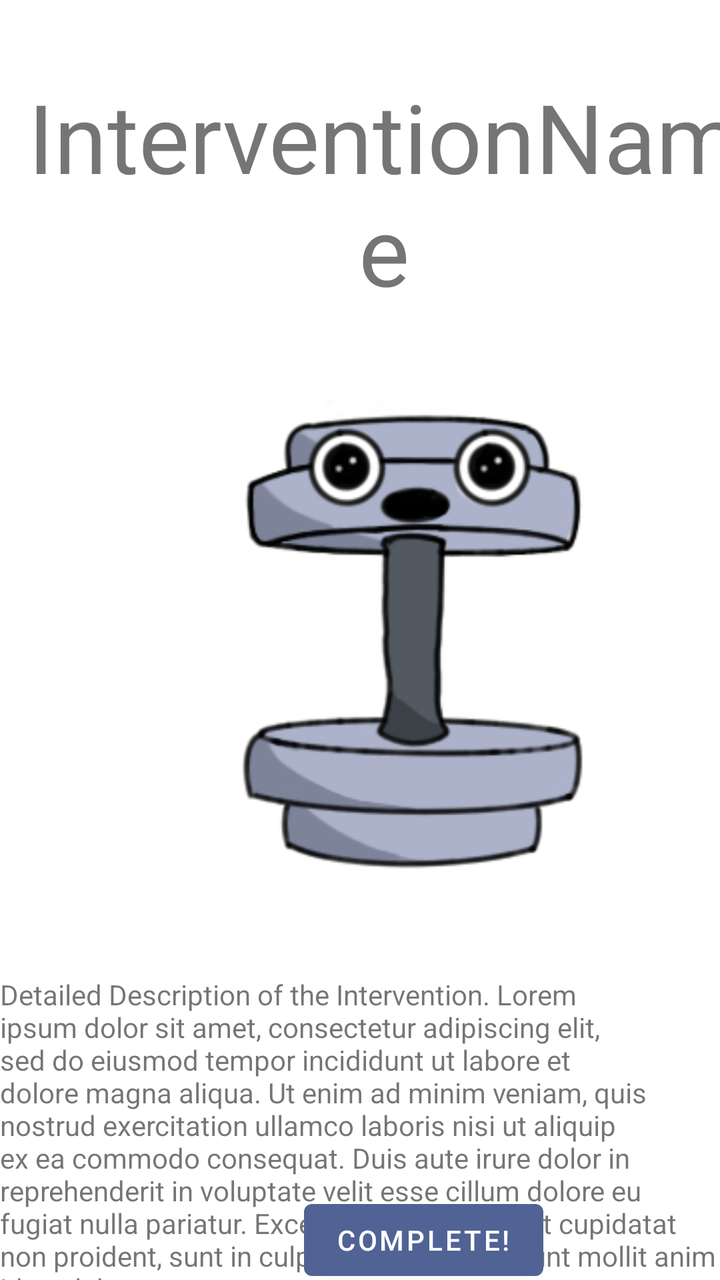
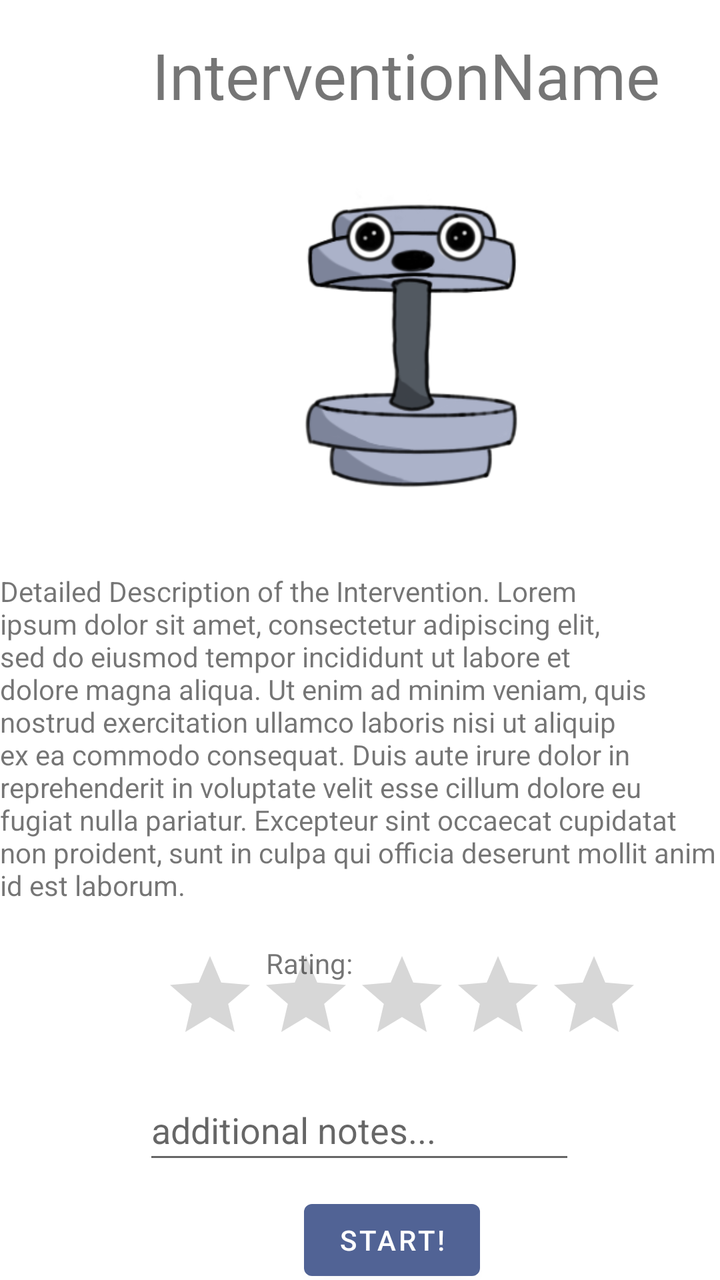

Compare the two renders of this Android layout. The source of the first and the diff that turns it into the second are given below.
<!-- AndroidManifest.xml: application theme Theme.SELab23B02 -->
<!-- res/layout/fragment_single_intervention.xml -->
<?xml version="1.0" encoding="utf-8"?>
<LinearLayout xmlns:android="http://schemas.android.com/apk/res/android"
    xmlns:app="http://schemas.android.com/apk/res-auto"
    xmlns:tools="http://schemas.android.com/tools"
    android:layout_width="match_parent"
    android:layout_height="match_parent">

    <androidx.constraintlayout.widget.ConstraintLayout
        android:layout_width="match_parent"
        android:layout_height="match_parent"
        android:layout_weight="1">

        <TextView
            android:id="@+id/textView3"
            android:layout_width="wrap_content"
            android:layout_height="wrap_content"
            android:layout_marginStart="12dp"
            android:layout_marginTop="36dp"
            android:text="InterventionName"
            android:textAlignment="center"
            android:textSize="48sp"
            app:layout_constraintStart_toStartOf="parent"
            app:layout_constraintTop_toTopOf="parent" />

        <TextView
            android:id="@+id/textView4"
            android:layout_width="wrap_content"
            android:layout_height="wrap_content"
            android:layout_marginTop="24dp"
            android:text="Detailed Description of the Intervention. Lorem ipsum dolor sit amet, consectetur adipiscing elit, sed do eiusmod tempor incididunt ut labore et dolore magna aliqua. Ut enim ad minim veniam, quis nostrud exercitation ullamco laboris nisi ut aliquip ex ea commodo consequat. Duis aute irure dolor in reprehenderit in voluptate velit esse cillum dolore eu fugiat nulla pariatur. Excepteur sint occaecat cupidatat non proident, sunt in culpa qui officia deserunt mollit anim id est laborum."
            app:layout_constraintStart_toStartOf="parent"
            app:layout_constraintTop_toBottomOf="@+id/imageView2" />

        <Button
            android:id="@+id/buttonComplete"
            android:layout_width="wrap_content"
            android:layout_height="wrap_content"
            android:layout_marginStart="152dp"
            android:layout_marginTop="596dp"
            android:onClick="interventionComplete"
            android:text="Complete!"
            app:layout_constraintStart_toStartOf="parent"
            app:layout_constraintTop_toTopOf="parent" />

        <ImageView
            android:id="@+id/imageView2"
            android:layout_width="201dp"
            android:layout_height="300dp"
            android:layout_marginStart="104dp"
            android:layout_marginTop="7dp"
            android:layout_weight="1"
            android:src="@drawable/little_being"
            app:layout_constraintStart_toStartOf="parent"
            app:layout_constraintTop_toBottomOf="@+id/textView3" />

    </androidx.constraintlayout.widget.ConstraintLayout>

</LinearLayout>
<!-- resources referenced by this layout -->
<resources>
  <!-- drawable little_being: png bitmap (drawable, 34207 bytes) -->
  <style name="Theme.SELab23B02" parent="Theme.MaterialComponents.DayNight.DarkActionBar">
          
          <item name="colorPrimary">@color/accent_color</item>
          <item name="colorPrimaryVariant">@color/accent_color</item>
          <item name="colorOnPrimary">@color/white</item>
          
          <item name="colorSecondary">@color/teal_200</item>
          <item name="colorSecondaryVariant">@color/teal_700</item>
          <item name="colorOnSecondary">@color/black</item>
          
          <item name="android:statusBarColor">?attr/colorPrimaryVariant</item>
          
      </style>
  <color name="accent_color">#516395</color>
  <color name="white">#FFFFFFFF</color>
  <color name="teal_200">#FF03DAC5</color>
  <color name="teal_700">#FF018786</color>
  <color name="black">#FF000000</color>
</resources>

<!-- the commit's change to res/layout/fragment_single_intervention.xml (unified diff, before → after) -->
@@ -10,15 +10,30 @@
         android:layout_height="match_parent"
         android:layout_weight="1">
 
+        <com.google.android.material.textfield.TextInputEditText
+            android:id="@+id/tvInterventionAdditionalNotes"
+            android:layout_width="216dp"
+            android:layout_height="47dp"
+            android:layout_marginStart="25dp"
+            android:layout_marginTop="540dp"
+            android:layout_marginEnd="25dp"
+            android:ems="10"
+            android:hint="@string/et_questionnaire_additional_notes"
+            android:inputType="textLongMessage|textMultiLine"
+            app:layout_constraintEnd_toEndOf="parent"
+            app:layout_constraintHorizontal_bias="0.496"
+            app:layout_constraintStart_toStartOf="parent"
+            app:layout_constraintTop_toTopOf="parent" />
+
         <TextView
             android:id="@+id/textView3"
             android:layout_width="wrap_content"
             android:layout_height="wrap_content"
-            android:layout_marginStart="12dp"
-            android:layout_marginTop="36dp"
+            android:layout_marginStart="76dp"
+            android:layout_marginTop="16dp"
             android:text="InterventionName"
             android:textAlignment="center"
-            android:textSize="48sp"
+            android:textSize="32sp"
             app:layout_constraintStart_toStartOf="parent"
             app:layout_constraintTop_toTopOf="parent" />
 
@@ -38,21 +53,42 @@
             android:layout_marginStart="152dp"
             android:layout_marginTop="596dp"
             android:onClick="interventionComplete"
-            android:text="Complete!"
+            android:text="Start!"
             app:layout_constraintStart_toStartOf="parent"
             app:layout_constraintTop_toTopOf="parent" />
 
         <ImageView
             android:id="@+id/imageView2"
-            android:layout_width="201dp"
-            android:layout_height="300dp"
-            android:layout_marginStart="104dp"
-            android:layout_marginTop="7dp"
+            android:layout_width="233dp"
+            android:layout_height="187dp"
+            android:layout_marginStart="88dp"
+            android:layout_marginTop="16dp"
             android:layout_weight="1"
             android:src="@drawable/little_being"
             app:layout_constraintStart_toStartOf="parent"
             app:layout_constraintTop_toBottomOf="@+id/textView3" />
 
+        <TextView
+            android:id="@+id/textView"
+            android:layout_width="144dp"
+            android:layout_height="26dp"
+            android:layout_marginStart="133dp"
+            android:layout_marginTop="20dp"
+            android:text="Rating:"
+            app:layout_constraintStart_toStartOf="parent"
+            app:layout_constraintTop_toBottomOf="@+id/textView4" />
+
+        <RatingBar
+            android:id="@+id/ratingBar"
+            android:layout_width="wrap_content"
+            android:layout_height="wrap_content"
+            android:layout_marginStart="81dp"
+            android:layout_marginBottom="9dp"
+            android:numStars="5"
+            android:stepSize="1"
+            app:layout_constraintBottom_toTopOf="@+id/tvInterventionAdditionalNotes"
+            app:layout_constraintStart_toStartOf="parent" />
+
     </androidx.constraintlayout.widget.ConstraintLayout>
 
 </LinearLayout>
<!-- resource entries referenced after the edit -->
@@ -1,6 +1,7 @@
 <!-- resources referenced by this layout -->
 <resources>
   <!-- drawable little_being: png bitmap (drawable, 34207 bytes) -->
+  <string name="et_questionnaire_additional_notes">additional notes...</string>
   <style name="Theme.SELab23B02" parent="Theme.MaterialComponents.DayNight.DarkActionBar">
           
           <item name="colorPrimary">@color/accent_color</item>
